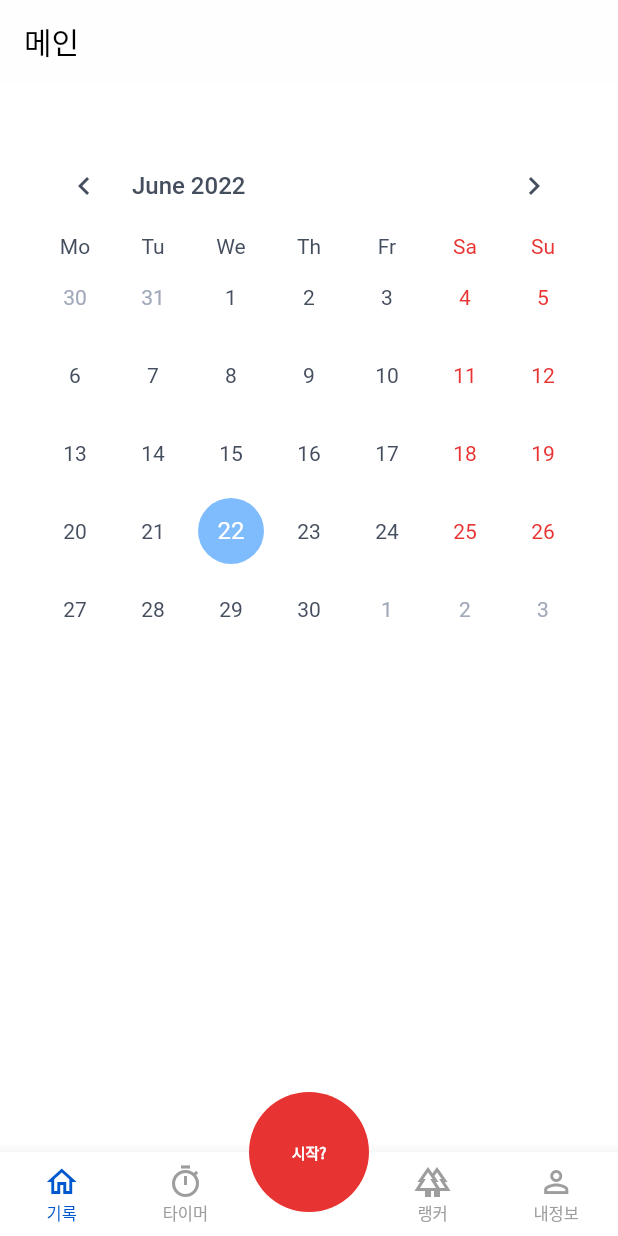
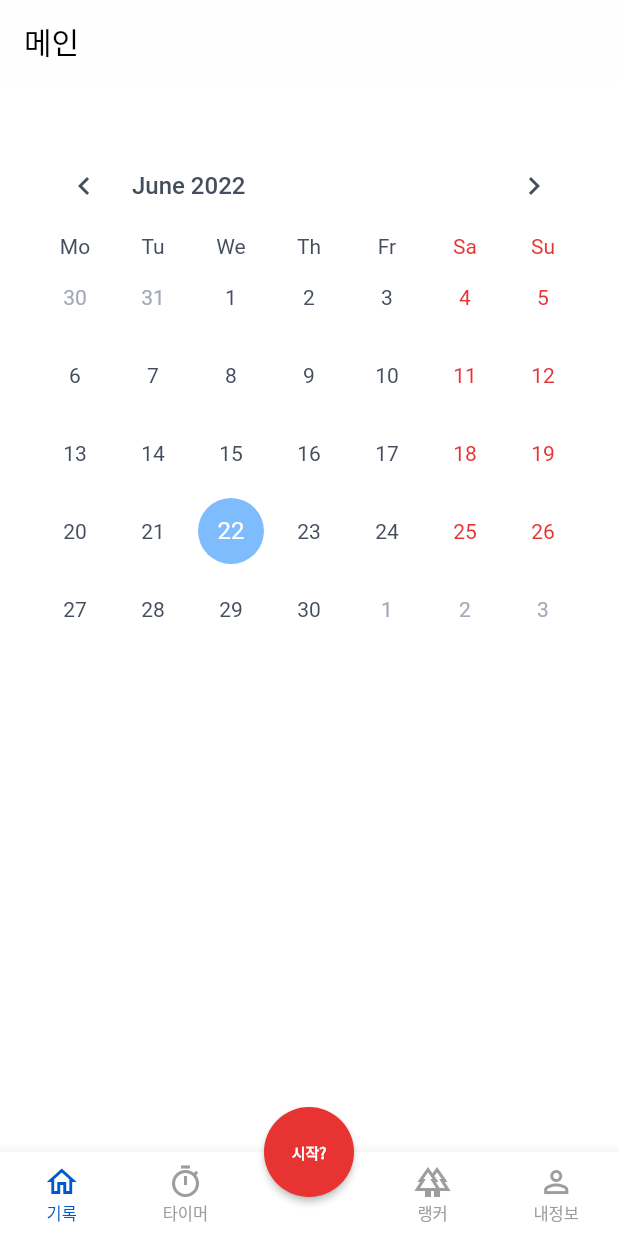
Before and after one commit to junddao/my_workout_diary_app, a Flutter app: the PageTabView screen opened directly, on a phone screen of 412 x 824 dp. Run offline on Flutter 3.47's test engine with Material 2 defaults, Android fonts, the phone set to English and light mode, and no system bars; drawn by our look-alikes of table_calendar; our stand-ins replace cached_network_image, carousel_slider, circular_countdown_timer, device_info_plus, dio, dots_indicator and 10 more; missing offline and left inert: audio_session, enum_to_string, kakao_flutter_sdk; accounts and stored records are empty.

Commit message:
:lipstick: Upt. 클릭 시 버튼 모션있도록 변경

```diff
--- a/lib/page_tabs.dart
+++ b/lib/page_tabs.dart
@@ -63,16 +63,17 @@ class _PageTabViewState extends State<PageTabView> {
 
   Widget _floatingActionButton() {
     return Consumer<WorkoutProvider>(builder: (_, value, __) {
-      return InkWell(
-        onTap: () {
+      return ElevatedButton(
+        child: value.time == 0
+            ? Text('시작?', style: DSTextStyles.bold10White)
+            : Text('${value.time}'.toTimeWithMinSec(), style: DSTextStyles.bold10White),
+        onPressed: () {
           value.isStart ? value.stop() : value.start();
         },
-        child: CircleAvatar(
-          radius: 40,
-          backgroundColor: DSColors.tomato,
-          child: value.time == 0
-              ? Text('시작?', style: DSTextStyles.bold10White)
-              : Text('${value.time}'.toTimeWithMinSec(), style: DSTextStyles.bold10White),
+        style: ElevatedButton.styleFrom(
+          primary: DSColors.tomato,
+          minimumSize: const Size(60, 60),
+          shape: const CircleBorder(),
         ),
       );
     });
```
